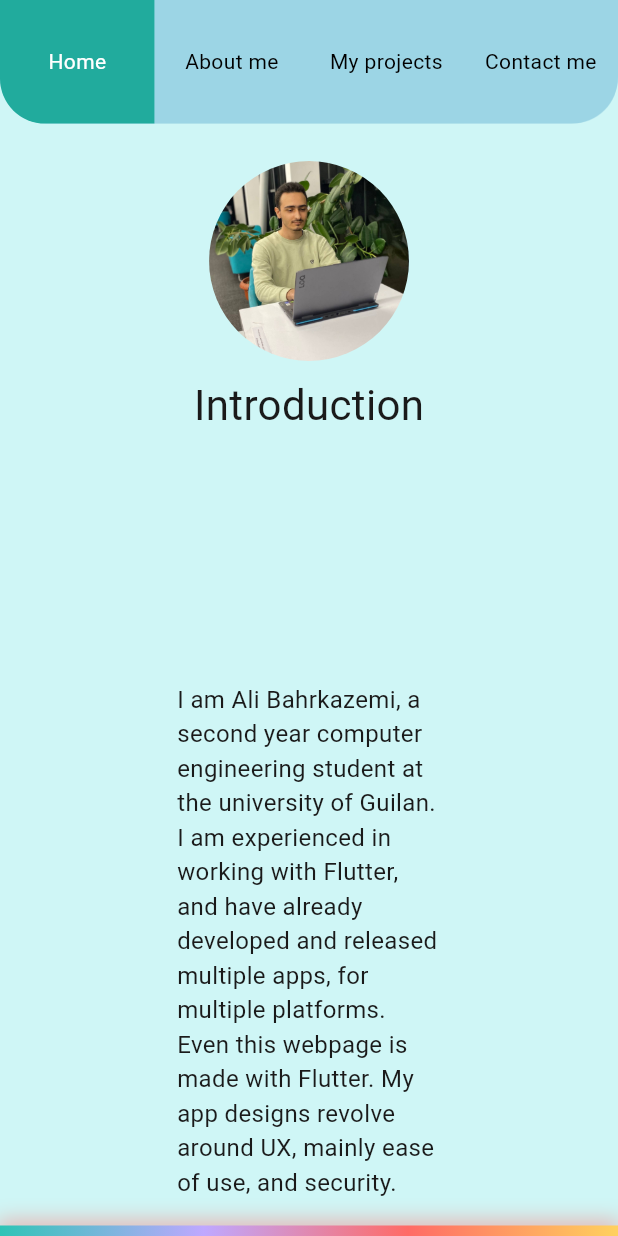
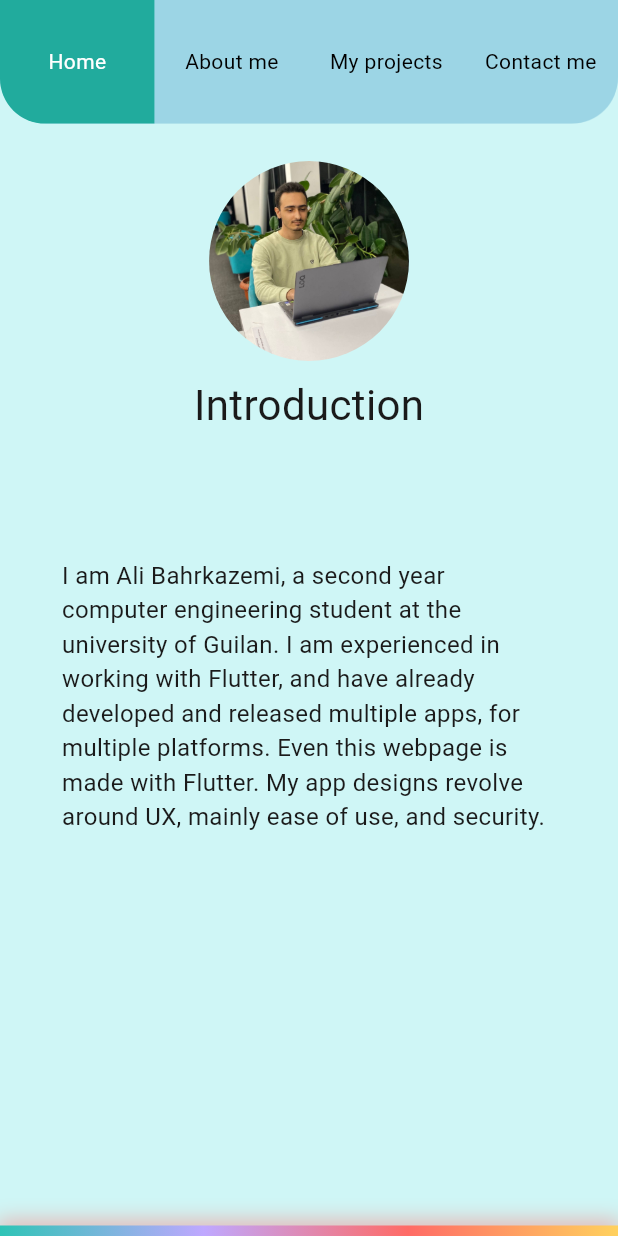
Before and after one commit to darksider-05/portfolio, a Flutter app: the screen it shows after launch, on a phone screen of 412 x 824 dp. Run offline on Flutter 3.47's test engine with Material 3 defaults, Android fonts, the light colour scheme and no system bars.

Commit message:
text placing updated for compatiblity with smaller screens

```diff
--- a/lib/components/pages/home.dart
+++ b/lib/components/pages/home.dart
@@ -88,7 +88,7 @@ class Textpart extends StatelessWidget {
 
     return Container(
       color: Colors.transparent,
-      width: vw * 0.5,
+      width: vw > 600 ? vw * 0.5 : vw * 0.8,
       child: Column(
         crossAxisAlignment: CrossAxisAlignment.center,
         mainAxisAlignment: MainAxisAlignment.center,
@@ -105,13 +105,15 @@ class Textpart extends StatelessWidget {
               ),
             ),
           ),
-          Container(
-            color: Colors.transparent,
-            alignment: Alignment.topLeft,
-            padding: EdgeInsets.symmetric(horizontal: 15),
-            child: Text(
-              data["description"] ?? "",
-              style: TextStyle(fontSize: 16),
+          Transform.translate(
+            offset: Offset(0, -vh * 0.1),
+            child: Container(
+              color: Colors.transparent,
+              alignment: Alignment.topLeft,
+              child: Text(
+                data["description"] ?? "",
+                style: TextStyle(fontSize: 16),
+              ),
             ),
           ),
         ],
```
